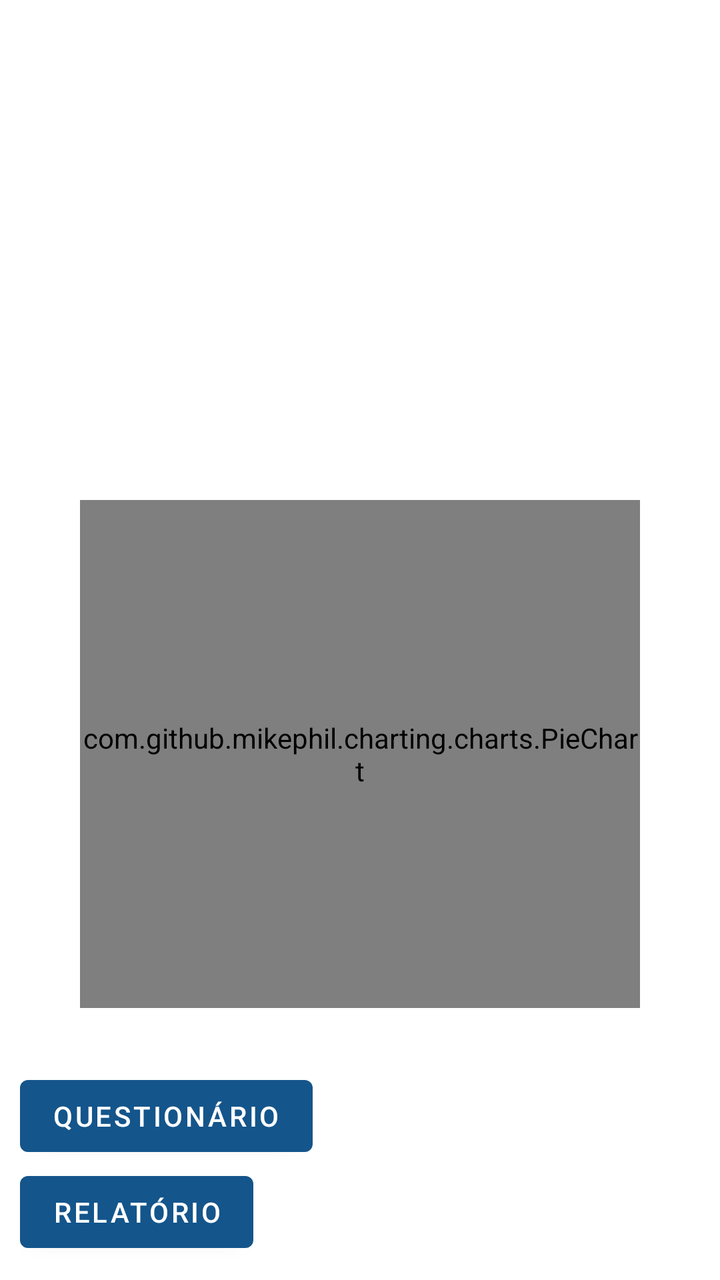
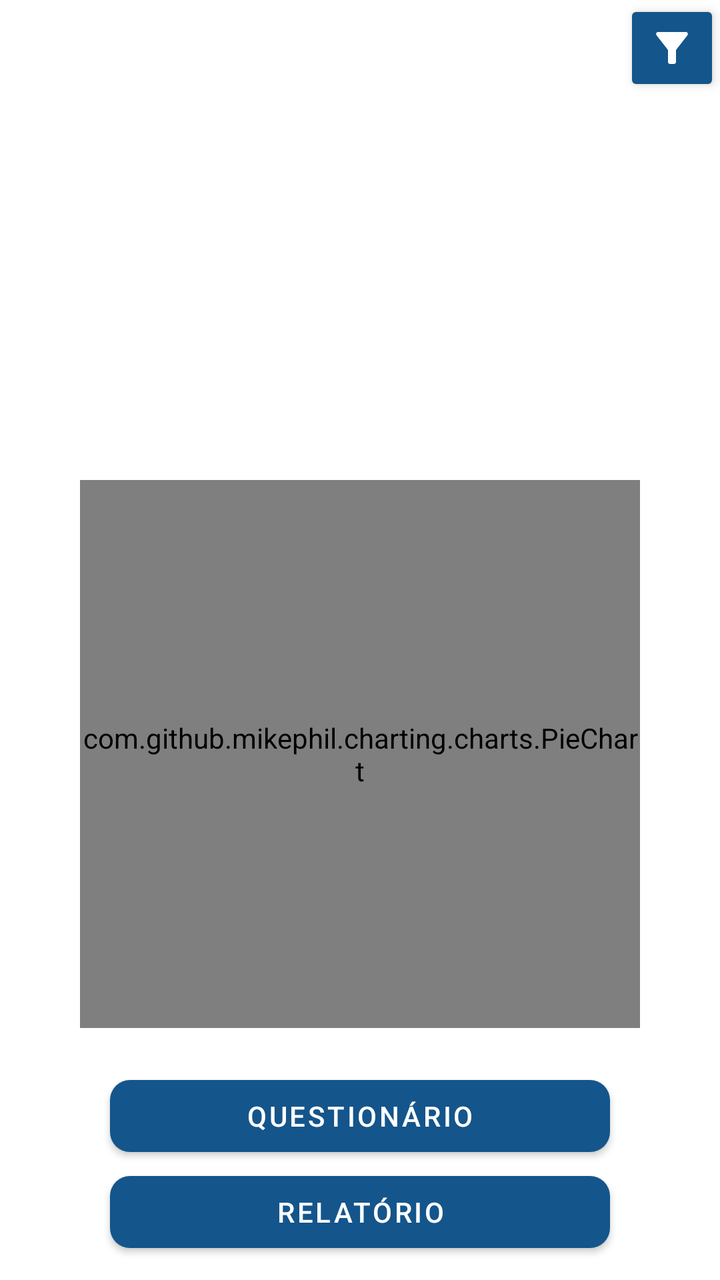

Compare the two renders of this Android layout. The source of the first and the diff that turns it into the second are given below.
<!-- AndroidManifest.xml: application theme Theme.MenteSaudavel -->
<!-- res/layout/activity_dashboard.xml -->
<?xml version="1.0" encoding="utf-8"?>
<androidx.constraintlayout.widget.ConstraintLayout xmlns:android="http://schemas.android.com/apk/res/android"
    xmlns:app="http://schemas.android.com/apk/res-auto"
    android:layout_width="match_parent"
    android:layout_height="match_parent"
    android:fitsSystemWindows="true">

    <androidx.recyclerview.widget.RecyclerView
        android:id="@+id/rvHistorico"
        android:layout_width="match_parent"
        android:layout_height="220dp"
        android:layout_marginStart="20dp"
        android:layout_marginTop="20dp"
        android:layout_marginEnd="20dp"
        android:scrollbars="vertical"
        app:layout_constraintEnd_toEndOf="parent"
        app:layout_constraintStart_toStartOf="parent"
        app:layout_constraintTop_toTopOf="parent" />

    <LinearLayout
        android:layout_width="0dp"
        android:layout_height="0dp"
        android:layout_marginStart="40dp"
        android:layout_marginTop="10dp"
        android:layout_marginEnd="40dp"
        android:layout_marginBottom="30dp"
        android:orientation="vertical"
        app:layout_constraintBottom_toTopOf="@+id/linearLayout3"
        app:layout_constraintEnd_toEndOf="parent"
        app:layout_constraintStart_toStartOf="parent"
        app:layout_constraintTop_toBottomOf="@+id/rvHistorico">

        <com.github.mikephil.charting.charts.PieChart
            android:id="@+id/graficoPizza"
            android:layout_width="match_parent"
            android:layout_height="match_parent" />
    </LinearLayout>

    <LinearLayout
        android:id="@+id/linearLayout3"
        android:layout_width="0dp"
        android:layout_height="wrap_content"
        android:layout_marginStart="10dp"
        android:layout_marginEnd="10dp"
        android:layout_marginBottom="10dp"
        android:orientation="vertical"
        app:layout_constraintBottom_toBottomOf="parent"
        app:layout_constraintEnd_toEndOf="parent"
        app:layout_constraintHorizontal_bias="1.0"
        app:layout_constraintStart_toStartOf="parent">

        <Button
            android:id="@+id/btnQuestionario"
            android:layout_width="wrap_content"
            android:layout_height="wrap_content"
            android:text="@string/questionario" />

        <Button
            android:id="@+id/btnRelatorio"
            android:layout_width="wrap_content"
            android:layout_height="wrap_content"
            android:text="@string/relatorio" />
    </LinearLayout>

</androidx.constraintlayout.widget.ConstraintLayout>
<!-- resources referenced by this layout -->
<resources>
  <string name="questionario">Questionário</string>
  <string name="relatorio">Relatório</string>
  <style name="Theme.MenteSaudavel" parent="Theme.MaterialComponents.DayNight.DarkActionBar">
          
          <item name="colorPrimary">@color/bluePrimary</item>
          <item name="colorOnPrimary">@color/white</item>
          
          <item name="colorSecondary">@color/blueSecondary</item>
          <item name="colorOnSecondary">@color/black</item>
          
          <item name="android:statusBarColor">?attr/colorPrimaryVariant</item>
          
      </style>
  <color name="bluePrimary">#14558B</color>
  <color name="white">#FFFFFFFF</color>
  <color name="blueSecondary">#427097</color>
  <color name="black">#FF000000</color>
</resources>

<!-- the commit's change to res/layout/activity_dashboard.xml (unified diff, before → after) -->
@@ -5,12 +5,105 @@
     android:layout_height="match_parent"
     android:fitsSystemWindows="true">
 
+    <LinearLayout
+        android:id="@+id/painelFiltros"
+        android:layout_width="match_parent"
+        android:layout_height="wrap_content"
+        android:background="@color/bluePrimary"
+        android:elevation="2dp"
+        android:orientation="horizontal"
+        android:visibility="gone"
+        app:layout_constraintEnd_toEndOf="parent"
+        app:layout_constraintStart_toStartOf="parent"
+        app:layout_constraintTop_toTopOf="parent">
+
+        <LinearLayout
+            android:layout_width="wrap_content"
+            android:layout_height="wrap_content"
+            android:background="@color/bluePrimary"
+            android:elevation="2dp"
+            android:orientation="vertical"
+            app:layout_constraintEnd_toEndOf="parent"
+            app:layout_constraintStart_toStartOf="parent"
+            app:layout_constraintTop_toTopOf="parent">
+
+            <EditText
+                android:id="@+id/filtroDataInicio"
+                android:layout_width="120dp"
+                android:layout_height="40dp"
+                android:ems="10"
+                android:hint="Data Início"
+                android:inputType="date"
+                android:layout_margin="8dp"
+                android:textColor="@android:color/white"
+                android:textColorHint="@color/white" />
+
+            <EditText
+                android:id="@+id/filtroDataFim"
+                android:layout_width="120dp"
+                android:layout_height="40dp"
+                android:ems="10"
+                android:hint="Data Fim"
+                android:inputType="date"
+                android:layout_margin="8dp"
+                android:textColor="@android:color/white"
+                android:textColorHint="@color/white" />
+        </LinearLayout>
+
+        <LinearLayout
+            android:layout_width="wrap_content"
+            android:layout_height="wrap_content"
+            android:background="@color/bluePrimary"
+            android:elevation="2dp"
+            android:orientation="vertical"
+            app:layout_constraintEnd_toEndOf="parent"
+            app:layout_constraintStart_toStartOf="parent"
+            app:layout_constraintTop_toTopOf="parent">
+
+            <EditText
+                android:id="@+id/filtroIdade"
+                android:layout_width="80dp"
+                android:layout_height="40dp"
+                android:ems="10"
+                android:hint="Idade"
+                android:inputType="number"
+                android:layout_margin="8dp"
+                android:textColor="@android:color/white"
+                android:textColorHint="@color/white" />
+
+            <Spinner
+                android:id="@+id/filtroGenero"
+                android:layout_width="120dp"
+                android:layout_height="40dp"
+                android:layout_margin="8dp" />
+        </LinearLayout>
+
+        <Button
+            android:id="@+id/btnFiltrar"
+            android:layout_width="wrap_content"
+            android:layout_height="wrap_content"
+            android:text="Filtrar"
+            android:onClick="onClickFiltrar"/>
+    </LinearLayout>
+
+    <ImageButton
+        android:id="@+id/btnFiltros"
+        android:elevation="3dp"
+        android:layout_width="48dp"
+        android:layout_height="48dp"
+        android:backgroundTint="@color/bluePrimary"
+        android:contentDescription="Filtros"
+        android:src="@drawable/ic_filter"
+        app:layout_constraintEnd_toEndOf="parent"
+        app:layout_constraintTop_toTopOf="parent"
+        app:tint="@color/white" />
+
     <androidx.recyclerview.widget.RecyclerView
         android:id="@+id/rvHistorico"
         android:layout_width="match_parent"
         android:layout_height="220dp"
         android:layout_marginStart="20dp"
-        android:layout_marginTop="20dp"
+        android:layout_marginTop="10dp"
         android:layout_marginEnd="20dp"
         android:scrollbars="vertical"
         app:layout_constraintEnd_toEndOf="parent"
@@ -23,7 +116,7 @@
         android:layout_marginStart="40dp"
         android:layout_marginTop="10dp"
         android:layout_marginEnd="40dp"
-        android:layout_marginBottom="30dp"
+        android:layout_marginBottom="20dp"
         android:orientation="vertical"
         app:layout_constraintBottom_toTopOf="@+id/linearLayout3"
         app:layout_constraintEnd_toEndOf="parent"
@@ -44,6 +137,7 @@
         android:layout_marginEnd="10dp"
         android:layout_marginBottom="10dp"
         android:orientation="vertical"
+        android:gravity="center"
         app:layout_constraintBottom_toBottomOf="parent"
         app:layout_constraintEnd_toEndOf="parent"
         app:layout_constraintHorizontal_bias="1.0"
@@ -51,15 +145,16 @@
 
         <Button
             android:id="@+id/btnQuestionario"
-            android:layout_width="wrap_content"
+            android:layout_width="250dp"
             android:layout_height="wrap_content"
-            android:text="@string/questionario" />
+            android:text="@string/questionario"
+            app:cornerRadius="10dp" />
 
         <Button
             android:id="@+id/btnRelatorio"
-            android:layout_width="wrap_content"
+            android:layout_width="250dp"
             android:layout_height="wrap_content"
-            android:text="@string/relatorio" />
+            android:text="@string/relatorio"
+            app:cornerRadius="10dp" />
     </LinearLayout>
-
 </androidx.constraintlayout.widget.ConstraintLayout>
<!-- resource entries referenced after the edit -->
@@ -15,6 +15,12 @@
       </style>
   <color name="bluePrimary">#14558B</color>
   <color name="white">#FFFFFFFF</color>
+  <!-- drawable ic_filter (drawable) -->
+  <vector xmlns:android="http://schemas.android.com/apk/res/android" android:height="24dp" android:tint="#FFFFFF" android:viewportHeight="24" android:viewportWidth="24" android:width="24dp">
+        
+      <path android:fillColor="@android:color/white" android:pathData="M4.25,5.61C6.27,8.2 10,13 10,13v6c0,0.55 0.45,1 1,1h2c0.55,0 1,-0.45 1,-1v-6c0,0 3.72,-4.8 5.74,-7.39C20.25,4.95 19.78,4 18.95,4H5.04C4.21,4 3.74,4.95 4.25,5.61z"/>
+      
+  </vector>
   <color name="blueSecondary">#427097</color>
   <color name="black">#FF000000</color>
 </resources>
